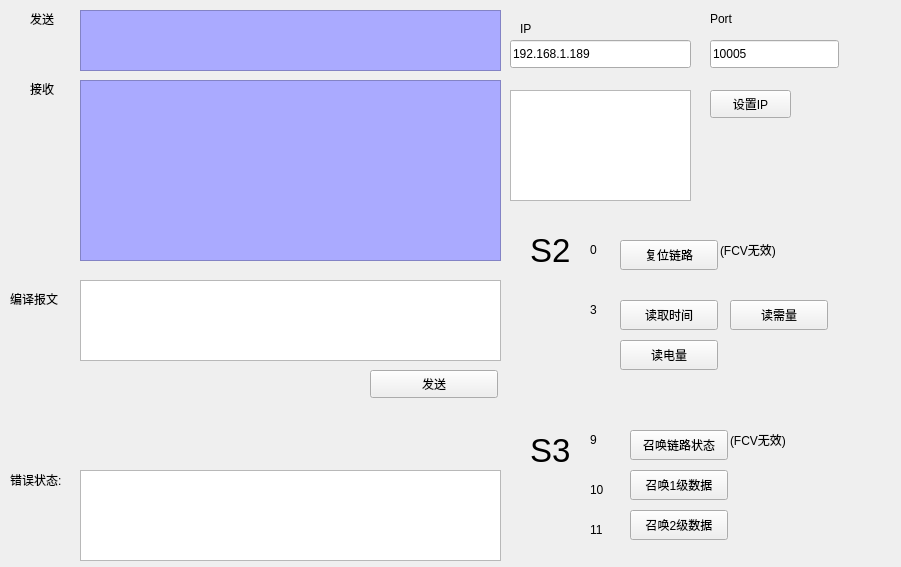
First picture: the form in Client/widget.ui, repository robbiesky/qt_tcp_client_server, before the edit.
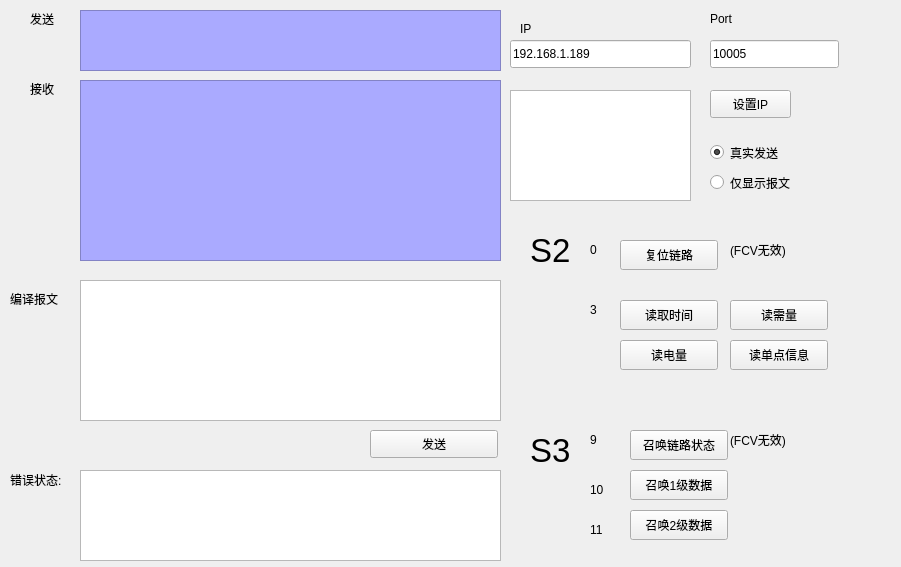
Second picture: the form after the edit. Icons and pictures are not drawn.

The edit to the form file:
```diff
--- a/Client/widget.ui
+++ b/Client/widget.ui
@@ -60,7 +60,7 @@
    <property name="geometry">
     <rect>
      <x>370</x>
-     <y>370</y>
+     <y>430</y>
      <width>128</width>
      <height>28</height>
     </rect>
@@ -236,7 +236,7 @@
      <x>80</x>
      <y>280</y>
      <width>421</width>
-     <height>81</height>
+     <height>141</height>
     </rect>
    </property>
    <property name="font">
@@ -476,7 +476,7 @@
   <widget class="QLabel" name="label_13">
    <property name="geometry">
     <rect>
-     <x>720</x>
+     <x>730</x>
      <y>240</y>
      <width>71</width>
      <height>20</height>
@@ -486,6 +486,48 @@
     <string>(FCV无效)</string>
    </property>
   </widget>
+  <widget class="QRadioButton" name="rbtSend">
+   <property name="geometry">
+    <rect>
+     <x>710</x>
+     <y>140</y>
+     <width>113</width>
+     <height>25</height>
+    </rect>
+   </property>
+   <property name="text">
+    <string>真实发送</string>
+   </property>
+   <property name="checked">
+    <bool>true</bool>
+   </property>
+  </widget>
+  <widget class="QRadioButton" name="rbtOnlyShow">
+   <property name="geometry">
+    <rect>
+     <x>710</x>
+     <y>170</y>
+     <width>113</width>
+     <height>25</height>
+    </rect>
+   </property>
+   <property name="text">
+    <string>仅显示报文</string>
+   </property>
+  </widget>
+  <widget class="QPushButton" name="btnSP_2">
+   <property name="geometry">
+    <rect>
+     <x>730</x>
+     <y>340</y>
+     <width>98</width>
+     <height>30</height>
+    </rect>
+   </property>
+   <property name="text">
+    <string>读单点信息</string>
+   </property>
+  </widget>
  </widget>
  <layoutdefault spacing="6" margin="11"/>
  <resources>
```
